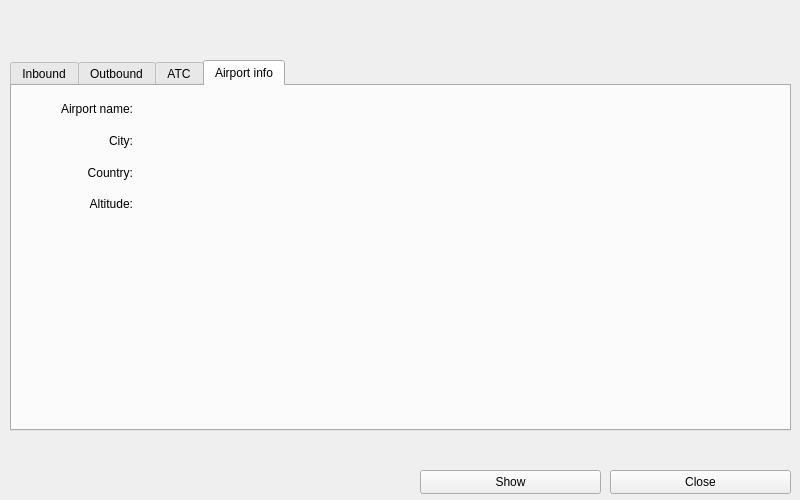
The window that source/ui/resources/airportdetailswindow.ui (Vatsinator/vatsinator-legacy) describes before a commit, drawn with Qt 5.
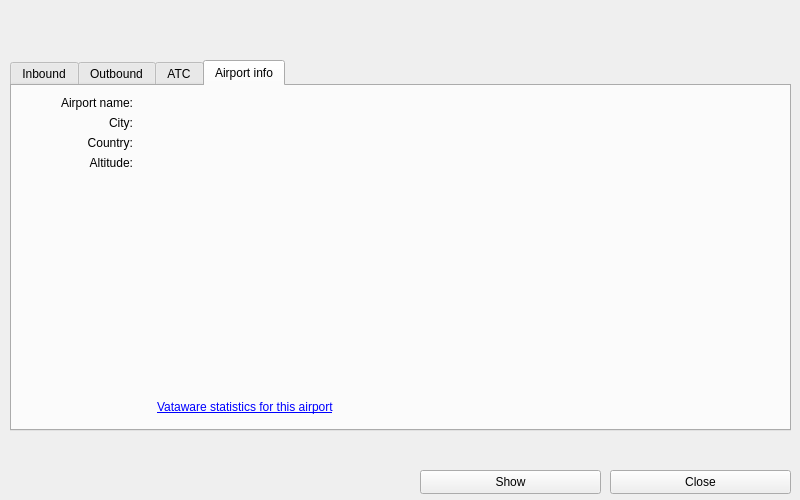
The same window after the commit. The open tabs and pages were chosen to show the change. Icons and pictures are not drawn.

Commit message: Just small updates. - Added Vataware statistics link in AirportDetailsWindow; - README update.

Diff of the .ui file:
```diff
--- a/source/ui/resources/airportdetailswindow.ui
+++ b/source/ui/resources/airportdetailswindow.ui
@@ -255,7 +255,7 @@
        <x>5</x>
        <y>10</y>
        <width>761</width>
-       <height>121</height>
+       <height>321</height>
       </rect>
      </property>
      <layout class="QVBoxLayout" name="verticalLayout_2">
@@ -341,6 +341,9 @@
        <layout class="QHBoxLayout" name="horizontalLayout_4" stretch="1,5">
         <item>
          <widget class="QLabel" name="label_2">
+          <property name="lineWidth">
+           <number>1</number>
+          </property>
           <property name="text">
            <string>Altitude:</string>
           </property>
@@ -361,6 +364,65 @@
         </item>
        </layout>
       </item>
+      <item>
+       <spacer name="verticalSpacer">
+        <property name="orientation">
+         <enum>Qt::Vertical</enum>
+        </property>
+        <property name="sizeHint" stdset="0">
+         <size>
+          <width>20</width>
+          <height>40</height>
+         </size>
+        </property>
+       </spacer>
+      </item>
+      <item>
+       <layout class="QHBoxLayout" name="horizontalLayout_5" stretch="1,0,5">
+        <item>
+         <widget class="QLabel" name="label_6">
+          <property name="text">
+           <string/>
+          </property>
+          <property name="pixmap">
+           <pixmap resource="imgs.qrc">:/extra/vataware.png</pixmap>
+          </property>
+          <property name="alignment">
+           <set>Qt::AlignRight|Qt::AlignTrailing|Qt::AlignVCenter</set>
+          </property>
+          <property name="margin">
+           <number>0</number>
+          </property>
+          <property name="indent">
+           <number>10</number>
+          </property>
+         </widget>
+        </item>
+        <item>
+         <spacer name="horizontalSpacer">
+          <property name="orientation">
+           <enum>Qt::Horizontal</enum>
+          </property>
+          <property name="sizeHint" stdset="0">
+           <size>
+            <width>10</width>
+            <height>20</height>
+           </size>
+          </property>
+         </spacer>
+        </item>
+        <item>
+         <widget class="QLabel" name="VatawareAirportLinkLabel">
+          <property name="text">
+           <string>&lt;a href=&quot;http://www.vataware.com/&quot;&gt;Vataware statistics for this airport&lt;/a&gt;</string>
+          </property>
+          <property name="openExternalLinks">
+           <bool>true</bool>
+          </property>
+         </widget>
+        </item>
+       </layout>
+      </item>
      </layout>
     </widget>
    </widget>
```
The commit also changes 2 other files.
